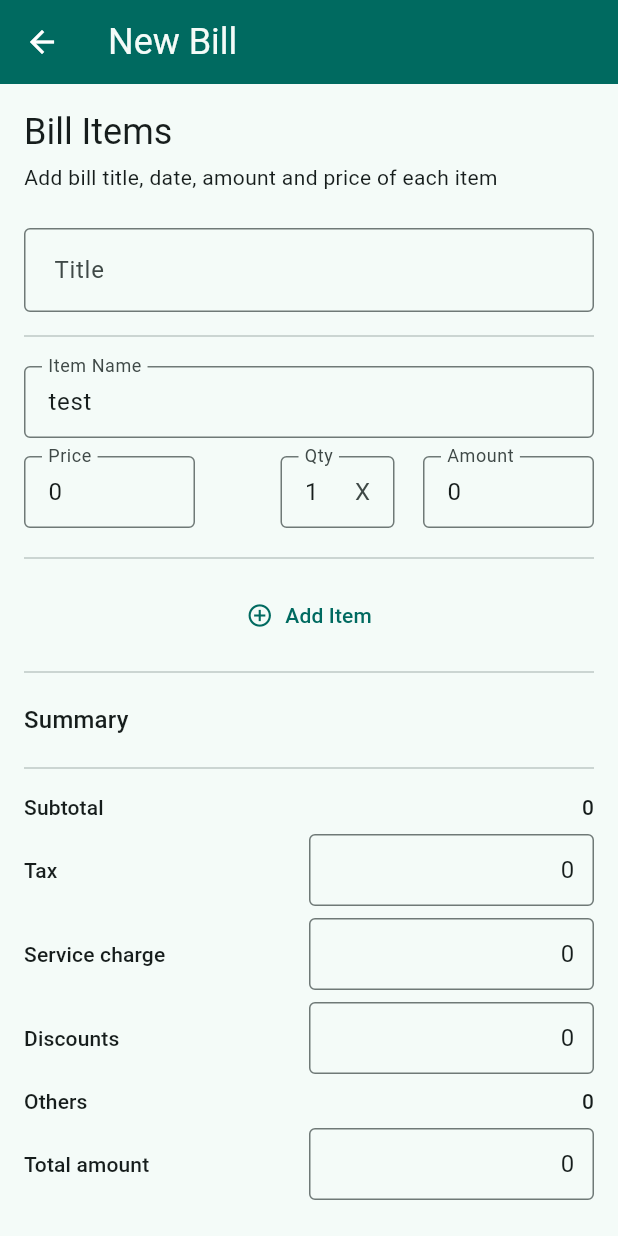
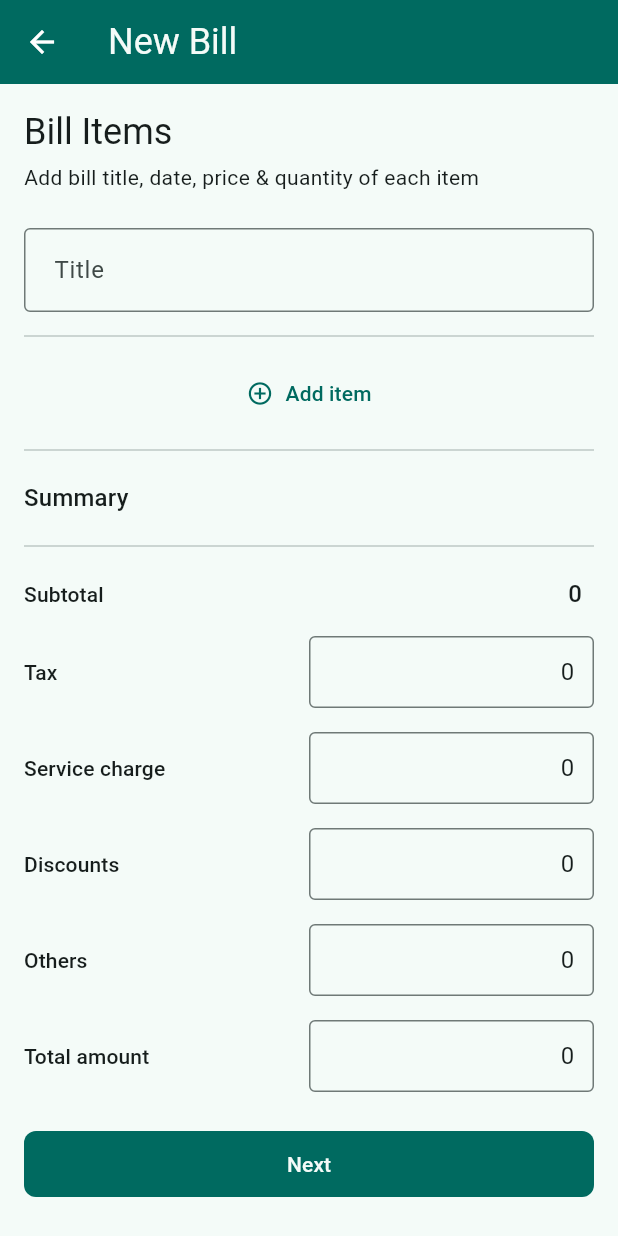
Before and after one commit to pramahalqavi/bill-buddy, a Flutter app: the screen it shows after launch, after a tap on the "add" icon, on a phone screen of 412 x 824 dp. Run offline on Flutter 3.47's test engine with Material 2 defaults, Android fonts, the light colour scheme and no system bars; our stand-ins replace floor, flutter_bloc, get_it, sqflite; accounts and stored records are empty; generated files the repository leaves out were written again.

Commit message:
Update functionality for add bill page

```diff
--- a/lib/base/design_template.dart
+++ b/lib/base/design_template.dart
@@ -1,4 +1,5 @@
 import 'package:billbuddy/base/app_theme.dart';
+import 'package:billbuddy/utils/utils.dart';
 import 'package:flutter/material.dart';
 import 'package:flutter/services.dart';
 
@@ -10,17 +11,20 @@ OutlineInputBorder outlineInputBorder(BuildContext context) {
   );
 }
 
-InputDecoration inputDecoration(BuildContext context, {double padding = 0, Widget? label, Widget? suffix}) {
+InputDecoration inputDecoration(BuildContext context, {double padding = 0, Widget? label, Widget? prefix}) {
   return InputDecoration(
+      counterText: "",
       label: label,
       border: outlineInputBorder(context),
       contentPadding: EdgeInsets.all(padding),
-      suffix: suffix);
+      prefix: prefix);
 }
 
-TextEditingController textEditingControllerWithValue(String text) {
+TextEditingController textEditingControllerWithValue(String text, {bool shouldFormatNumber = false}) {
+  String formatted = shouldFormatNumber ? formatThousands(text) : text;
   return TextEditingController.fromValue(
-      TextEditingValue(text: text));
+      TextEditingValue(text: formatted)
+  )..selection = TextSelection.collapsed(offset: formatted.length);
 }
 
 List<TextInputFormatter> numberInputFormatters() {
@@ -29,3 +33,23 @@ List<TextInputFormatter> numberInputFormatters() {
     NumberInputFormatter()
   ];
 }
+
+TextButton primaryTextButton(BuildContext context,
+    {required void Function() onPressed, required String text}) {
+  return TextButton(
+      onPressed: onPressed,
+      child: Text(
+        text,
+        style: textThemePrimary(context).titleSmall,
+      ),
+      style: primaryButtonStyle(context));
+}
+
+ButtonStyle primaryButtonStyle(BuildContext context) {
+  return TextButton.styleFrom(
+      padding: EdgeInsets.only(top: 12, bottom: 12),
+      backgroundColor: colorScheme(context).primary,
+      shape: RoundedRectangleBorder(
+        borderRadius: BorderRadius.circular(8.0),
+      ));
+}
--- a/lib/bloc/add_bill_bloc.dart
+++ b/lib/bloc/add_bill_bloc.dart
@@ -1,20 +1,85 @@
+import 'package:billbuddy/utils/utils.dart';
 import 'package:flutter_bloc/flutter_bloc.dart';
 
 import '../model/bill.dart';
+import '../model/bill_item.dart';
 
 class AddBillBloc extends Bloc<AddBillEvent, AddBillState> {
   AddBillBloc(super.initialState) {
-   on<InitEditBill>(onInit);
+   on<AddBillItemEvent>(addBillItem);
+   on<UpdateBillHeaderEvent>(updateBillHeader);
+   on<UpdateBillItemEvent>(updateBillItem);
+   on<UpdateBillSummaryEvent>(updateBillSummary);
+  }
+  void addBillItem(AddBillItemEvent event, Emitter<AddBillState> emitter) {
+    int position = state.bill.items.length;
+    state.bill.items.add(BillItem(position: position));
+    emitter(AddBillState(state.bill));
   }
 
-  void onInit(InitEditBill event, Emitter<AddBillState> emitter) {
+  void updateBillHeader(UpdateBillHeaderEvent event, Emitter<AddBillState> emitter) {
+    state.bill.title = event.title;
+  }
 
+  void updateBillItem(UpdateBillItemEvent event, Emitter<AddBillState> emitter) {
+    if (event.position < 0 || event.position >= state.bill.items.length) return;
+    BillItem item = state.bill.items[event.position];
+    if (event.name != null) item.name = event.name!;
+    if (event.price?.isNotEmpty ?? false) {
+      item.price = stringToInt(event.price);
+      item.amount = item.getTotalPrice();
+    }
+    if (event.qty?.isNotEmpty ?? false) {
+      item.quantity = stringToInt(event.qty);
+      item.amount = item.getTotalPrice();
+    }
+    state.bill.items[event.position] = item;
+    state.bill.updateTotal();
+    emitter(AddBillState(state.bill));
+  }
+
+  void updateBillSummary(UpdateBillSummaryEvent event, Emitter<AddBillState> emitter) {
+    if (event.tax != null) state.bill.tax = stringToInt(event.tax);
+    if (event.service != null) state.bill.service = stringToInt(event.service);
+    if (event.discounts != null) state.bill.discounts = stringToInt(event.discounts);
+    if (event.others != null) state.bill.others = stringToInt(event.others);
+    if (event.total != null) {
+      state.bill.total = stringToInt(event.total);
+      state.bill.updateOthers();
+    }
+    state.bill.updateTotal();
+    emitter(AddBillState(state.bill));
   }
 }
 
 abstract class AddBillEvent {}
 
-class InitEditBill extends AddBillEvent {}
+class UpdateBillHeaderEvent extends AddBillEvent {
+  String title;
+
+  UpdateBillHeaderEvent(this.title);
+}
+
+class UpdateBillItemEvent extends AddBillEvent {
+  int position;
+  String? name;
+  String? price;
+  String? qty;
+
+  UpdateBillItemEvent({required this.position, this.name, this.price, this.qty});
+}
+
+class UpdateBillSummaryEvent extends AddBillEvent {
+  String? tax;
+  String? service;
+  String? discounts;
+  String? others;
+  String? total;
+
+  UpdateBillSummaryEvent({this.tax, this.service, this.discounts, this.others, this.total});
+}
+
+class AddBillItemEvent extends AddBillEvent {}
 
 class AddBillState {
   Bill bill;
--- a/lib/model/bill.dart
+++ b/lib/model/bill.dart
@@ -8,9 +8,10 @@ class Bill {
   int service;
   int discounts;
   int others;
+  int total;
 
   Bill({this.title = "", required this.billDate, this.items = const [
-  ], this.tax = 0, this.service = 0, this.discounts = 0, this.others = 0});
+  ], this.tax = 0, this.service = 0, this.discounts = 0, this.others = 0, this.total = 0});
 
   int getSubtotal() {
     int subtotal = 0;
@@ -18,7 +19,11 @@ class Bill {
     return subtotal;
   }
 
-  int getTotal() {
-    return getSubtotal() + tax + service + others - discounts;
+  void updateOthers() {
+    others = total - getSubtotal() - tax - service + discounts;
+  }
+
+  void updateTotal() {
+    total = getSubtotal() + tax + service - discounts + others;
   }
 }
--- a/lib/model/bill_item.dart
+++ b/lib/model/bill_item.dart
@@ -1,11 +1,13 @@
 class BillItem {
+  int position;
   String name;
   int quantity;
   int price;
+  int amount;
 
-  BillItem({this.name = "", this.quantity = 1, this.price = 0});
+  BillItem({this.position = 0, this.name = "", this.quantity = 1, this.price = 0, this.amount = 0});
 
-  int getTotal() {
+  int getTotalPrice() {
     return quantity * price;
   }
 }
--- a/lib/screen/edit_bill_screen.dart
+++ b/lib/screen/edit_bill_screen.dart
@@ -3,6 +3,7 @@ import 'package:billbuddy/base/design_template.dart';
 import 'package:billbuddy/bloc/add_bill_bloc.dart';
 import 'package:billbuddy/model/bill.dart';
 import 'package:billbuddy/model/bill_item.dart';
+import 'package:billbuddy/utils/utils.dart';
 import 'package:flutter/cupertino.dart';
 import 'package:flutter/material.dart';
 import 'package:flutter/services.dart';
@@ -19,7 +20,7 @@ class EditBillScreen extends StatelessWidget {
   Widget build(BuildContext context) {
     return BlocProvider<AddBillBloc>(
       create: (context) => AddBillBloc(
-          AddBillState(Bill(billDate: DateTime.now(), items: [BillItem(name: "test")]))
+          AddBillState(Bill(billDate: DateTime.now(), items: []))
       ),
       child: BlocBuilder<AddBillBloc, AddBillState>(
         builder: (context, state) => Scaffold(
@@ -38,7 +39,7 @@ class EditBillScreen extends StatelessWidget {
     return Container(
       padding: EdgeInsets.only(left: 16, right: 16),
         child: ListView(
-            padding: EdgeInsets.only(bottom: 16),
+            padding: EdgeInsets.only(bottom: 24),
             addAutomaticKeepAlives: false,
             children: constructBill(context, state)));
   }
@@ -48,6 +49,7 @@ class EditBillScreen extends StatelessWidget {
     items.addAll(constructBillHeader(context, state));
     items.addAll(constructBillItems(context, state));
     items.addAll(constructBillSummary(context, state));
+    items.add(constructSubmitButton(context, state));
     return items;
   }
 
@@ -58,6 +60,10 @@ class EditBillScreen extends StatelessWidget {
     items.add(Padding(
         padding: EdgeInsets.only(top: 24),
         child: TextField(
+          onChanged: (value) {
+            context.read<AddBillBloc>().add(UpdateBillHeaderEvent(value));
+          },
+          controller: textEditingControllerWithValue(state.bill.title),
           decoration: inputDecoration(context, padding: 16, label: Text(StringRes.title)),
         )));
     items.add(Padding(
@@ -82,6 +88,9 @@ class EditBillScreen extends StatelessWidget {
         Padding(
           padding: const EdgeInsets.only(top: 12),
           child: TextField(
+              onChanged: (value) {
+                context.read<AddBillBloc>().add(UpdateBillItemEvent(position: item.position, name: value));
+              },
               controller: textEditingControllerWithValue(item.name),
               decoration: inputDecoration(context, padding: 12, label: Text(StringRes.itemName))
           ),
@@ -91,34 +100,41 @@ class EditBillScreen extends StatelessWidget {
           child: Row(
             children: [
               Expanded(
-                flex: 6,
+                flex: 75,
                 child: TextFormField(
-                    controller: textEditingControllerWithValue(item.price.toString()),
+                    onChanged: (value) {
+                      context.read<AddBillBloc>().add(UpdateBillItemEvent(position: item.position, price: value));
+                    },
+                    maxLength: 13,
+                    controller: textEditingControllerWithValue(item.price.toString(), shouldFormatNumber: true),
                     keyboardType: TextInputType.number,
                     inputFormatters: numberInputFormatters(),
                     decoration: inputDecoration(context, padding: 12, label: Text(StringRes.price))
                 ),
               ),
-              Expanded(flex: 3, child: SizedBox()),
+              Expanded(flex: 5, child: SizedBox()),
               Expanded(
-                flex: 4,
+                flex: 40,
                 child: TextFormField(
-                    controller: textEditingControllerWithValue(item.quantity.toString()),
+                    onChanged: (value) {
+                      context.read<AddBillBloc>().add(UpdateBillItemEvent(position: item.position, qty: value));
+                    },
+                    maxLength: 3,
+                    textAlign: TextAlign.right,
+                    controller: textEditingControllerWithValue(item.quantity.toString(), shouldFormatNumber: true),
                     keyboardType: TextInputType.number,
                     inputFormatters: numberInputFormatters(),
-                    decoration: inputDecoration(context, padding: 12, label: Text(StringRes.qty), suffix: Text("X"))
+                    decoration: inputDecoration(context, padding: 12, label: Text(StringRes.qty), prefix: Text("X"))
                 ),
               ),
-              Expanded(flex: 1, child: SizedBox()),
+              Expanded(flex: 10, child: SizedBox(
+                  child: Text("=", textAlign: TextAlign.end, style: textTheme(context).titleMedium)
+              )),
               Expanded(
-                flex: 6,
-                child: TextFormField(
-                    controller: textEditingControllerWithValue(item.getTotal().toString()),
-                    keyboardType: TextInputType.number,
-                    inputFormatters: numberInputFormatters(),
-                    decoration: inputDecoration(context, padding: 12, label: Text(StringRes.amount))
-                ),
-              )
+                  flex: 75,
+                  child: Text(formatThousands(item.amount.toString()),
+                      textAlign: TextAlign.end,
+                      style: textTheme(context).titleMedium)),
             ],
           ),
         ),
@@ -145,7 +161,7 @@ class EditBillScreen extends StatelessWidget {
                 icon: Icon(Icons.add_circle_outline),
                 label: Text(StringRes.addItem),
                 onPressed: () {
-
+                  context.read<AddBillBloc>().add(AddBillItemEvent());
                 },
               ),
             )
@@ -161,12 +177,22 @@ class EditBillScreen extends StatelessWidget {
   List<Widget> constructBillSummary(BuildContext context, AddBillState state) {
     List<Widget> items = [];
     items.add(constructBillSummaryHeader(context, state));
-    items.add(constructBillSummaryItem(context, state, StringRes.subtotal, state.bill.getSubtotal().toString(), false));
-    items.add(constructBillSummaryItem(context, state, StringRes.tax, state.bill.tax.toString(), true));
-    items.add(constructBillSummaryItem(context, state, StringRes.serviceCharge, state.bill.service.toString(), true));
-    items.add(constructBillSummaryItem(context, state, StringRes.discounts, state.bill.discounts.toString(), true));
-    items.add(constructBillSummaryItem(context, state, StringRes.others, state.bill.others.toString(), false));
-    items.add(constructBillSummaryItem(context, state, StringRes.totalAmount, state.bill.getTotal().toString(), true));
+    items.add(constructBillSummaryItem(context, state, StringRes.subtotal, state.bill.getSubtotal().toString()));
+    items.add(constructBillSummaryItem(context, state, StringRes.tax, state.bill.tax.toString(), onTextChange: (value) {
+      context.read<AddBillBloc>().add(UpdateBillSummaryEvent(tax: value));
+    }));
+    items.add(constructBillSummaryItem(context, state, StringRes.serviceCharge, state.bill.service.toString(), onTextChange: (value) {
+      context.read<AddBillBloc>().add(UpdateBillSummaryEvent(service: value));
+    }));
+    items.add(constructBillSummaryItem(context, state, StringRes.discounts, state.bill.discounts.toString(), onTextChange: (value) {
+      context.read<AddBillBloc>().add(UpdateBillSummaryEvent(discounts: value));
+    }));
+    items.add(constructBillSummaryItem(context, state, StringRes.others, state.bill.others.toString(), onTextChange: (value) {
+      context.read<AddBillBloc>().add(UpdateBillSummaryEvent(others: value));
+    }));
+    items.add(constructBillSummaryItem(context, state, StringRes.totalAmount, state.bill.total.toString(), onTextChange: (value) {
+      context.read<AddBillBloc>().add(UpdateBillSummaryEvent(total: value));
+    }));
     return items;
   }
 
@@ -186,28 +212,39 @@ class EditBillScreen extends StatelessWidget {
     );
   }
 
-  Widget constructBillSummaryItem(BuildContext context, AddBillState state, String itemName, String itemValue, bool isTextForm) {
+  Widget constructBillSummaryItem(BuildContext context, AddBillState state, String itemName, String itemValue, {void Function(String value)? onTextChange}) {
     Widget rightWidget;
+    bool isTextForm = onTextChange != null;
     if (isTextForm) {
       rightWidget = TextFormField(
+          onChanged: onTextChange,
+          maxLength: 13,
           textAlign: TextAlign.right,
-          controller: textEditingControllerWithValue(itemValue),
+          controller: textEditingControllerWithValue(itemValue, shouldFormatNumber: true),
           keyboardType: TextInputType.number,
           inputFormatters: numberInputFormatters(),
           decoration: inputDecoration(context, padding: 6)
       );
     } else {
-      rightWidget = Text(itemValue, textAlign: TextAlign.right, style: textTheme(context).labelLarge);
+      rightWidget = Text(formatThousands(itemValue), textAlign: TextAlign.right, style: textTheme(context).titleMedium);
     }
+    double rightPadding = isTextForm ? 0 : 8;
     return Padding(
-      padding: const EdgeInsets.only(top: 4, bottom: 4),
+      padding: EdgeInsets.only(top: 8, bottom: 8, right: rightPadding),
       child: Row(
         crossAxisAlignment: CrossAxisAlignment.center,
         children: [
-          Expanded(child: Text(itemName, style: textTheme(context).labelLarge), flex: 1),
+          Expanded(child: Text(itemName, style: textTheme(context).titleSmall), flex: 1),
           Expanded(child: rightWidget, flex: 1)
         ],
       ),
     );
   }
+
+  Widget constructSubmitButton(BuildContext context, AddBillState state) {
+    return Padding(
+      padding: const EdgeInsets.only(top: 16),
+      child: primaryTextButton(context, onPressed: () {}, text: StringRes.next),
+    );
+  }
 }
--- a/lib/utils/number_input_formatter.dart
+++ b/lib/utils/number_input_formatter.dart
@@ -1,3 +1,4 @@
+import 'package:billbuddy/utils/utils.dart';
 import 'package:flutter/services.dart';
 import 'package:intl/intl.dart';
 
@@ -7,9 +8,7 @@ class NumberInputFormatter extends TextInputFormatter {
       return TextEditingValue(
           text: "0", selection: TextSelection.collapsed(offset: 1));
     }
-    String numOnly = newValue.text.replaceAll(RegExp("[.]|[,]|\D"), "");
-    NumberFormat formatter = NumberFormat.decimalPattern("en_US");
-    String newText = formatter.format(int.parse(numOnly));
+    String newText = formatThousands(newValue.text);
     return newValue.copyWith(
         text: newText,
         selection: TextSelection.collapsed(offset: newText.length));
--- a/lib/utils/string_res.dart
+++ b/lib/utils/string_res.dart
@@ -7,13 +7,13 @@ class StringRes {
 
   static const String newBill = "New Bill";
   static const String billItems = "Bill Items";
-  static const String billItemsInstruction = "Add bill title, date, amount and price of each item";
+  static const String billItemsInstruction = "Add bill title, date, price & quantity of each item";
   static const String title = "Title";
-  static const String itemName = "Item Name";
+  static const String itemName = "Item name";
   static const String price = "Price";
   static const String qty = "Qty";
   static const String amount = "Amount";
-  static const String addItem = "Add Item";
+  static const String addItem = "Add item";
 
   static const String summary = "Summary";
   static const String subtotal = "Subtotal";
@@ -22,4 +22,5 @@ class StringRes {
   static const String discounts = "Discounts";
   static const String others = "Others";
   static const String totalAmount = "Total amount";
+  static const String next = "Next";
 }
--- /dev/null
+++ b/lib/utils/utils.dart
@@ -0,0 +1,16 @@
+
+import 'package:intl/intl.dart';
+
+String digitOnly(String str) {
+  return str.replaceAll(RegExp("[^0-9\-]"), "");
+}
+
+int stringToInt(String? str) {
+  if (str == null) return 0;
+  return int.parse(digitOnly(str));
+}
+
+String formatThousands(String str) {
+  NumberFormat formatter = NumberFormat.decimalPattern("en_US");
+  return formatter.format(stringToInt(str));
+}
```
